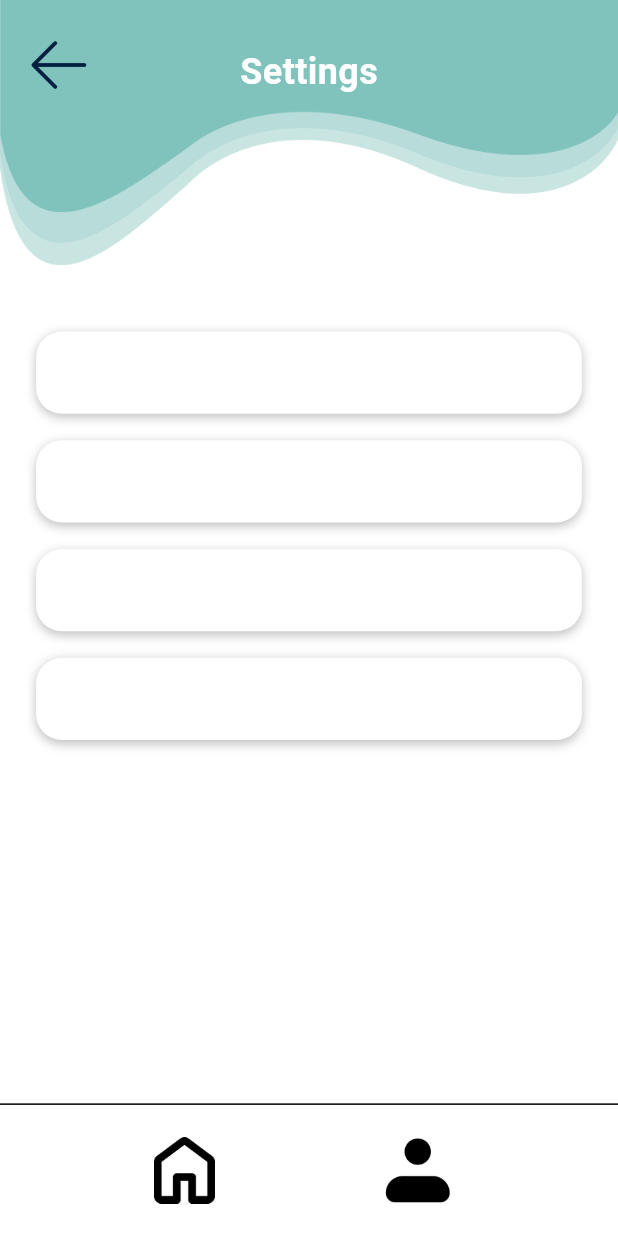
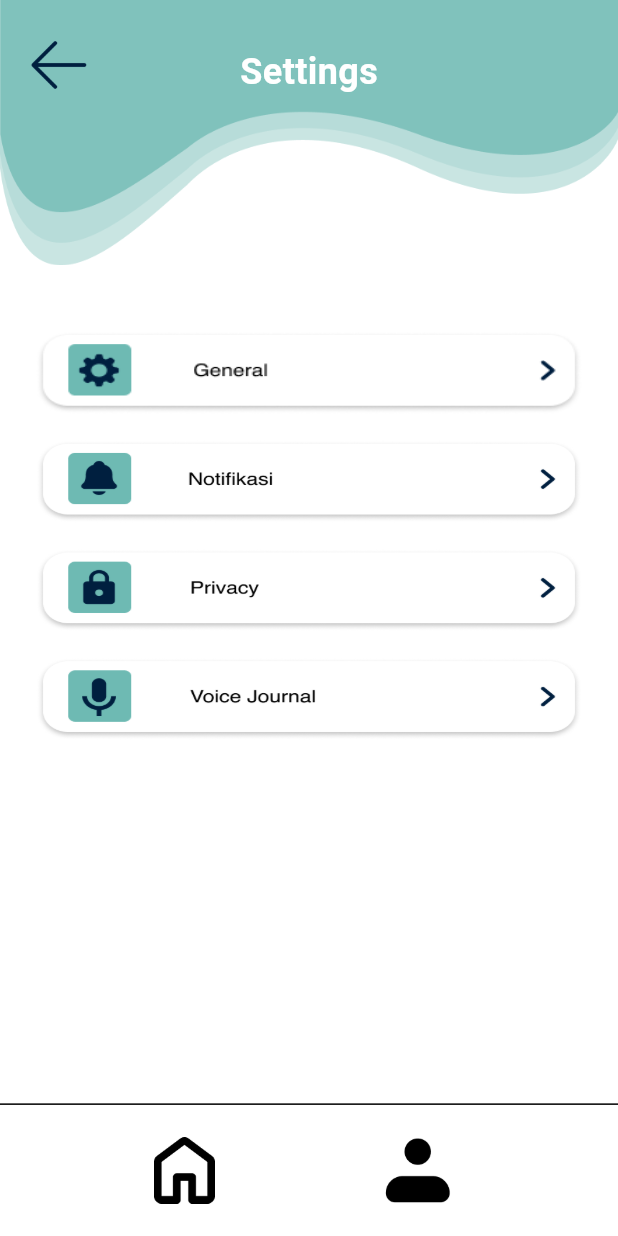
Before and after one commit to Wibson27/OtakAtik, a Flutter app: the ProfileSettingScreen screen opened by its route, on a phone screen of 412 x 824 dp. Run offline on Flutter 3.47's test engine with Material 3 defaults, Android fonts, the light colour scheme and no system bars; our stand-ins replace bloc, file_picker, flutter_bloc, google_fonts, image_picker, permission_handler; missing offline and left inert: record; statements that could not run were skipped.

Commit message:
Refine profile_setting_screen.dart

```diff
--- a/frontend/lib/screens/profile_setting_screen.dart
+++ b/frontend/lib/screens/profile_setting_screen.dart
@@ -7,30 +7,19 @@ import 'package:frontend/common/screen_utils.dart';
 class ProfileSettingScreen extends StatelessWidget {
   const ProfileSettingScreen({super.key});
 
-  // widget untuk menu setting (ada 4 menu: General, Notifikasi, Privacy, Voice Journal)
+  // Widget pembangun item menu setting menggunakan gambar PNG
   Widget _buildSettingMenuItem(
     BuildContext context,
     String assetPath,
-    String text,
     VoidCallback onTap,
   ) {
     return GestureDetector(
       onTap: onTap,
-      child: Container(
+      child: Image.asset(
+        assetPath,
         width: context.scaleWidth(380),
         height: context.scaleHeight(62),
-        decoration: BoxDecoration(
-          color: AppColor.putihNormal,
-          borderRadius:
-              BorderRadius.circular(context.scaleWidth(18)),
-          boxShadow: [
-            BoxShadow(
-              color: Colors.black.withOpacity(0.25),
-              blurRadius: 5,
-              offset: const Offset(0, 2),
-            ),
-          ],
-        ),
+        fit: BoxFit.fill,
       ),
     );
   }
@@ -95,32 +84,25 @@ class ProfileSettingScreen extends StatelessWidget {
                 ),
               ),
 
-              // daftar menu setting (General, Notifikasi, Privacy, Voice Journal)
+              // Daftar menu setting ada 4 (General, Notifikasi, Privacy, Voice Journal)
               Positioned(
-                top: context.scaleHeight(
-                    230),
+                top: context.scaleHeight(230),
                 left: context.scaleWidth(25),
                 right: context.scaleWidth(25),
                 child: Column(
                   children: [
-                    SizedBox(
-                        height: context.scaleHeight(
-                            20)),
+                    SizedBox(height: context.scaleHeight(20)),
                     _buildSettingMenuItem(
                       context,
                       'assets/images/menu_setting_general.png',
-                      'General',
                       () {
                         print('General Tapped');
                       },
                     ),
-                    SizedBox(
-                        height:
-                            context.scaleHeight(20)),
+                    SizedBox(height: context.scaleHeight(20)),
                     _buildSettingMenuItem(
                       context,
                       'assets/images/menu_setting_notifikasi.png',
-                      'Notifikasi',
                       () {
                         print('Notifikasi Tapped');
                       },
@@ -129,7 +111,6 @@ class ProfileSettingScreen extends StatelessWidget {
                     _buildSettingMenuItem(
                       context,
                       'assets/images/menu_setting_privacy.png',
-                      'Privacy',
                       () {
                         print('Privacy Tapped');
                       },
@@ -138,7 +119,6 @@ class ProfileSettingScreen extends StatelessWidget {
                     _buildSettingMenuItem(
                       context,
                       'assets/images/menu_setting_voice_journal.png',
-                      'Voice Journal',
                       () {
                         print('Voice Journal Tapped');
                       },
```
